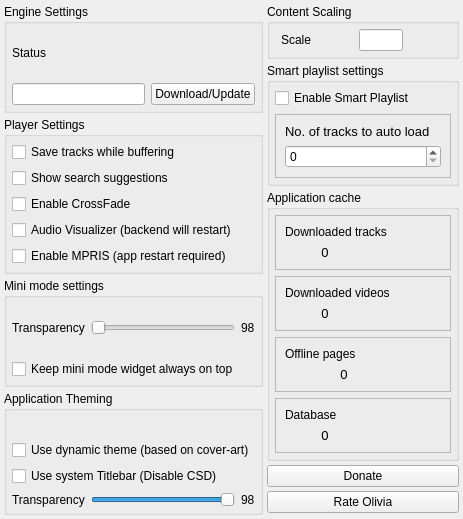
Old version of the form settings.ui in the repository keshavbhatt/olivia.
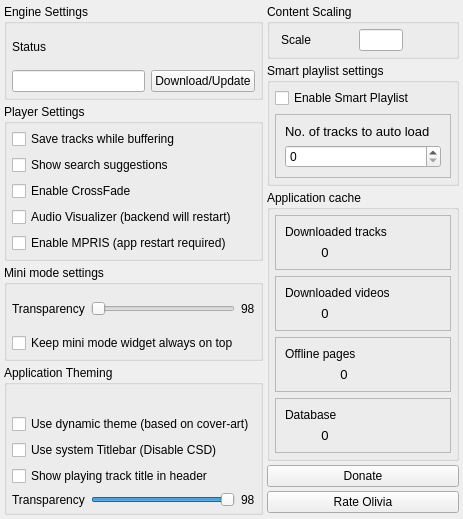
New version of the form. Icons and pictures are not drawn. Custom widgets are drawn as their Qt base class.

Commit message: new settings in setting widget: - allow turn on and off now playing track title in header bar.

Patch:
```diff
--- a/settings.ui
+++ b/settings.ui
@@ -270,6 +270,16 @@
             </property>
            </widget>
           </item>
+          <item>
+           <widget class="QCheckBox" name="marquee">
+            <property name="toolTip">
+             <string>Can take more CPU</string>
+            </property>
+            <property name="text">
+             <string>Show playing track title in header</string>
+            </property>
+           </widget>
+          </item>
           <item>
            <layout class="QHBoxLayout" name="horizontalLayout_8">
             <item>
```
The commit also changes 2 other files.
